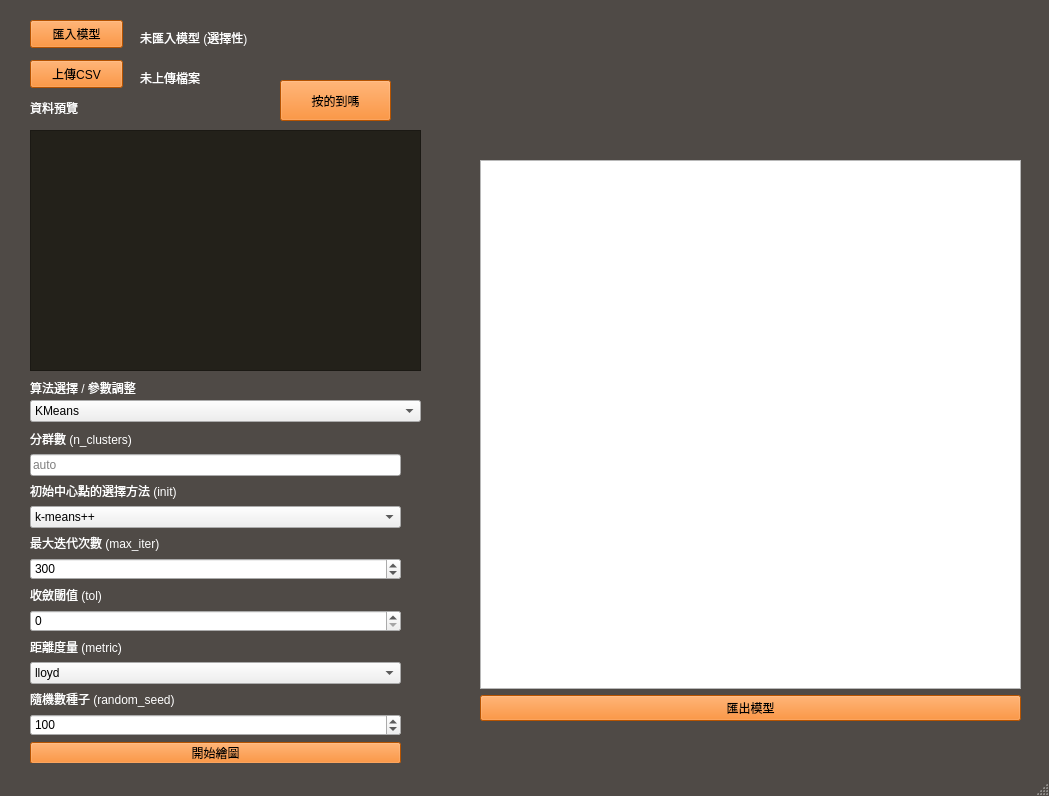
Old version of the form QT/testMVC.ui in the repository lisheng-yao/spyder_workspace_W.
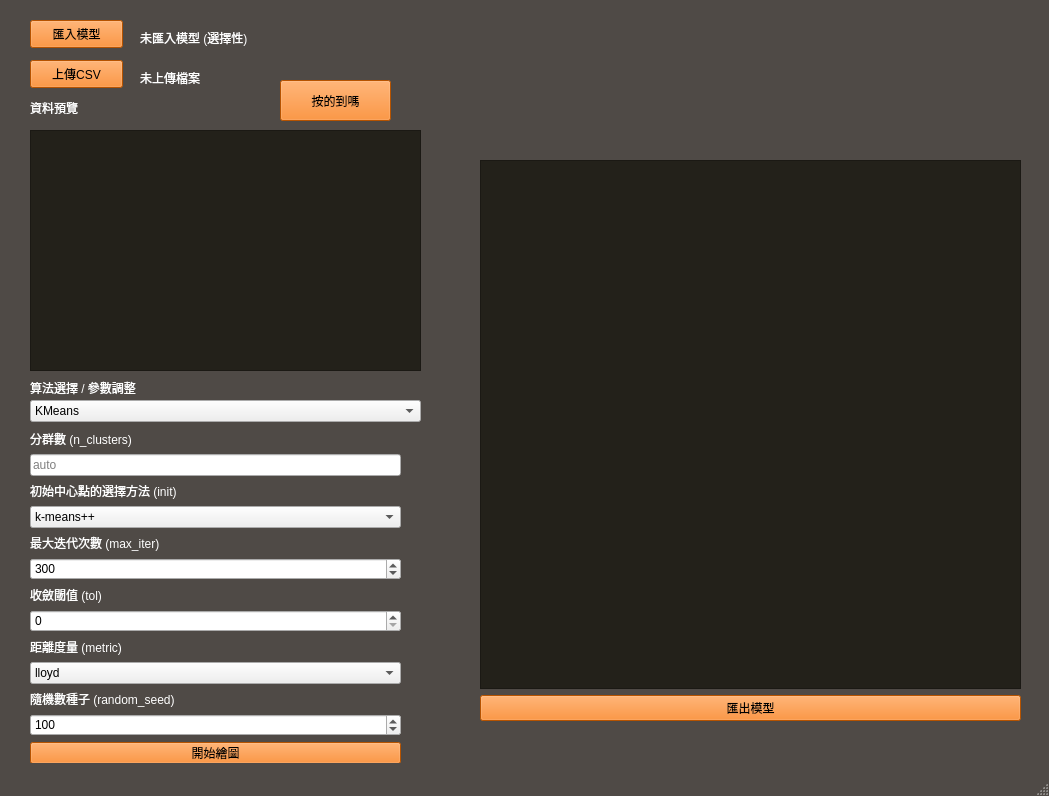
New version of the form.

Diff of the .ui file:
```diff
--- a/QT/testMVC.ui
+++ b/QT/testMVC.ui
@@ -19,11 +19,8 @@
   <property name="styleSheet">
    <string notr="true">QPushButton 
 {
-
 color : 'black';
 background-color:#FF7400;
-
-
 }
 
 
@@ -35,16 +32,13 @@
 QLabel
 {
 color: white;
-
 }
 
 
 QMainWindow 
 
 {
-
 background-color:#4F4A46;
-
 }
 
 
@@ -76,6 +70,13 @@
 {
 	background-color:#4F4A46;
 	border: none; /* 移除表頭的邊框 */
+}
+
+QGraphicsView
+{
+
+background-color: #23211A; 
+
 }</string>
   </property>
   <widget class="QWidget" name="centralwidget">
@@ -476,8 +477,8 @@
    <widget class="QGraphicsView" name="graphicsView_logo">
     <property name="geometry">
      <rect>
-      <x>610</x>
-      <y>10</y>
+      <x>540</x>
+      <y>30</y>
       <width>411</width>
       <height>101</height>
      </rect>
```
